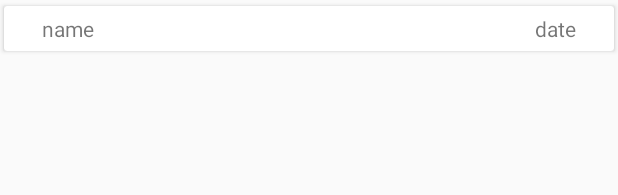
After one commit to aamku/Aamku_connect, an Android app: the layout all_retailer_salesperson_row.xml on its own in the app's theme, with its tools: preview values and no code run, on a phone screen of 412 x 824 dp. The commit adds this screen. Shown: the top 195 px of the screen. Run offline under Robolectric (Android 15) with nearby library versions, the phone set to English and light mode, and no system bars.

Commit message:
All retailers added.

```diff
--- a/app/build.gradle
+++ b/app/build.gradle
@@ -39,7 +39,7 @@ dependencies {
     implementation 'androidx.cardview:cardview:1.0.0'
     implementation 'com.squareup.okhttp3:okhttp:4.2.1'
     implementation 'com.github.aabhasr1:OtpView:v1.1.2'
-
+    implementation 'com.google.firebase:firebase-messaging:20.1.0'
 
 }
 
--- /dev/null
+++ b/app/src/main/res/layout/all_retailer_salesperson_row.xml
@@ -0,0 +1,36 @@
+<?xml version="1.0" encoding="utf-8"?>
+<RelativeLayout xmlns:android="http://schemas.android.com/apk/res/android"
+    android:layout_width="match_parent"
+    android:layout_height="match_parent"
+    xmlns:app="http://schemas.android.com/apk/res-auto">
+
+   <androidx.cardview.widget.CardView
+       android:layout_width="match_parent"
+       android:layout_height="wrap_content"
+       app:cardUseCompatPadding="true"
+       app:contentPadding="5dp">
+
+       <RelativeLayout
+           android:layout_width="match_parent"
+           android:layout_height="match_parent">
+
+           <TextView
+               android:layout_width="wrap_content"
+               android:layout_height="wrap_content"
+               android:layout_marginLeft="20dp"
+               android:id="@+id/retName"
+               android:text="name"/>
+
+           <TextView
+               android:layout_width="wrap_content"
+               android:layout_height="wrap_content"
+               android:layout_marginRight="20dp"
+               android:id="@+id/retDate"
+               android:text="date"
+               android:layout_alignParentRight="true"/>
+
+       </RelativeLayout>
+
+   </androidx.cardview.widget.CardView>
+
+</RelativeLayout>
```
Also changed, not shown: app/src/main/AndroidManifest.xml (+9 -1 lines), app/src/main/java/com/example/aamkuconnect/Adapters/AllRetailerSalesAdapter.java (added, +54 -0 lines), app/src/main/java/com/example/aamkuconnect/Adapters/PendingRetailerAdapter.java (+95 -5 lines), app/src/main/java/com/example/aamkuconnect/Dashboard.java (+23 -0 lines), app/src/main/java/com/example/aamkuconnect/MessageReceive.java (added, +56 -0 lines), app/src/main/java/com/example/aamkuconnect/Models/AllRetailerModel.java (added, +32 -0 lines), app/src/main/java/com/example/aamkuconnect/Models/PendingRetail.java (+17 -19 lines), app/src/main/java/com/example/aamkuconnect/PendingRetailers.java (+11 -4 lines), app/src/main/java/com/example/aamkuconnect/Salesperson/AddRetailer.java (+11 -1 lines), app/src/main/java/com/example/aamkuconnect/Salesperson/AllRetailers.java (added, +18 -0 lines), app/src/main/res/layout/activity_all_retailers.xml (added, +9 -0 lines).
